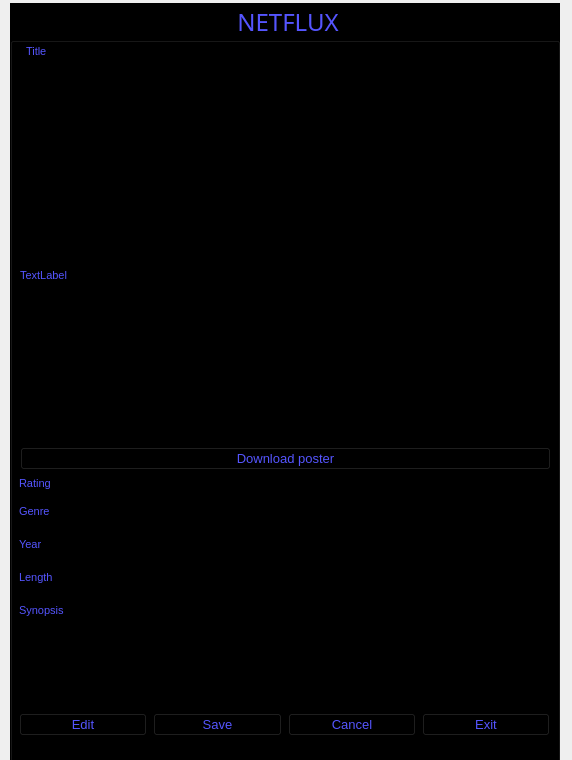
First picture: the form in NetfluxApp/moviecard.ui, repository omrmeh/netflux, before the edit.
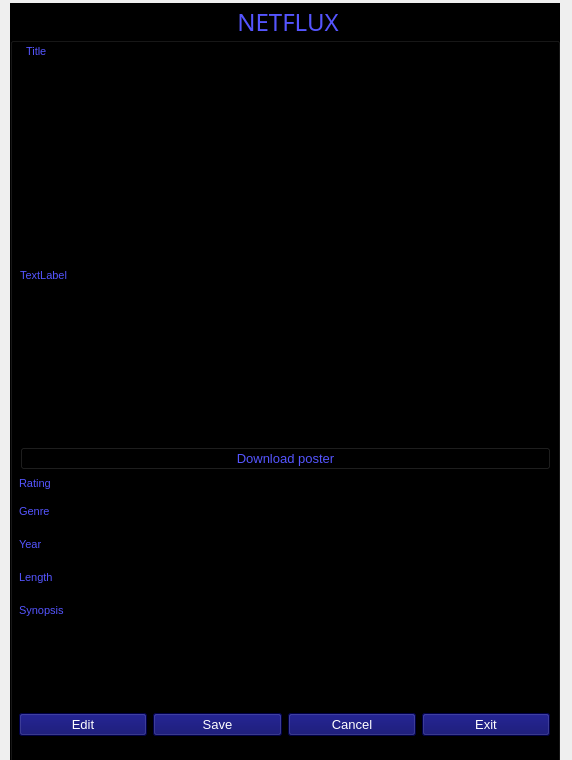
Second picture: the form after the edit.

Patch:
```diff
--- a/NetfluxApp/moviecard.ui
+++ b/NetfluxApp/moviecard.ui
@@ -45,7 +45,7 @@
       <x>10</x>
       <y>42</y>
       <width>531</width>
-      <height>61</height>
+      <height>68</height>
      </rect>
     </property>
     <layout class="QFormLayout" name="formLayout">
@@ -67,11 +67,12 @@
        <property name="font">
         <font>
          <family>Arial</family>
-         <pointsize>12</pointsize>
+         <pointsize>18</pointsize>
         </font>
        </property>
        <property name="styleSheet">
-        <string notr="true">color: rgb(255, 255, 255);</string>
+        <string notr="true">color: rgb(255, 255, 255);
+color: rgb(255, 255, 255);</string>
        </property>
       </widget>
      </item>
@@ -263,6 +264,10 @@
          <pointsize>10</pointsize>
         </font>
        </property>
+       <property name="styleSheet">
+        <string notr="true">background-color: rgb(0, 0, 99);
+color: rgb(255, 255, 255);</string>
+       </property>
        <property name="text">
         <string>Edit</string>
        </property>
@@ -276,6 +281,10 @@
          <pointsize>10</pointsize>
         </font>
        </property>
+       <property name="styleSheet">
+        <string notr="true">background-color: rgb(0, 0, 99);
+color: rgb(255, 255, 255);</string>
+       </property>
        <property name="text">
         <string>Save</string>
        </property>
@@ -289,6 +298,10 @@
          <pointsize>10</pointsize>
         </font>
        </property>
+       <property name="styleSheet">
+        <string notr="true">background-color: rgb(0, 0, 99);
+color: rgb(255, 255, 255);</string>
+       </property>
        <property name="text">
         <string>Cancel</string>
        </property>
@@ -302,6 +315,10 @@
          <pointsize>10</pointsize>
         </font>
        </property>
+       <property name="styleSheet">
+        <string notr="true">color: rgb(255, 255, 255);
+background-color: rgb(0, 0, 99);</string>
+       </property>
        <property name="text">
         <string>Exit</string>
        </property>
```
Left out of the diff: 15 changed lines with no effect on the pictures.
